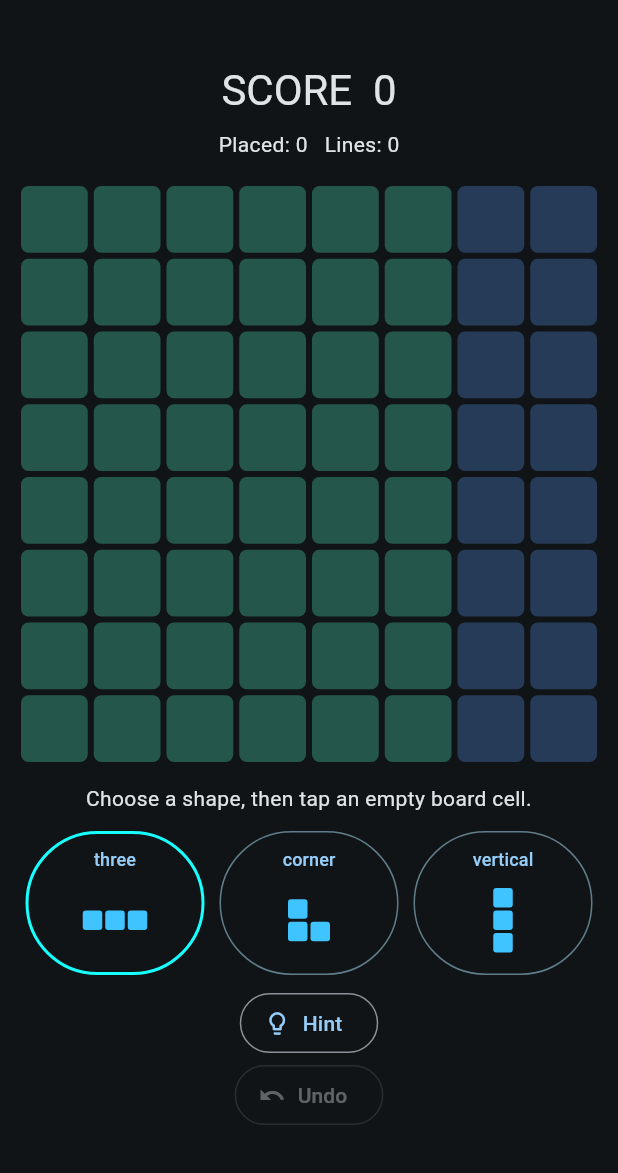
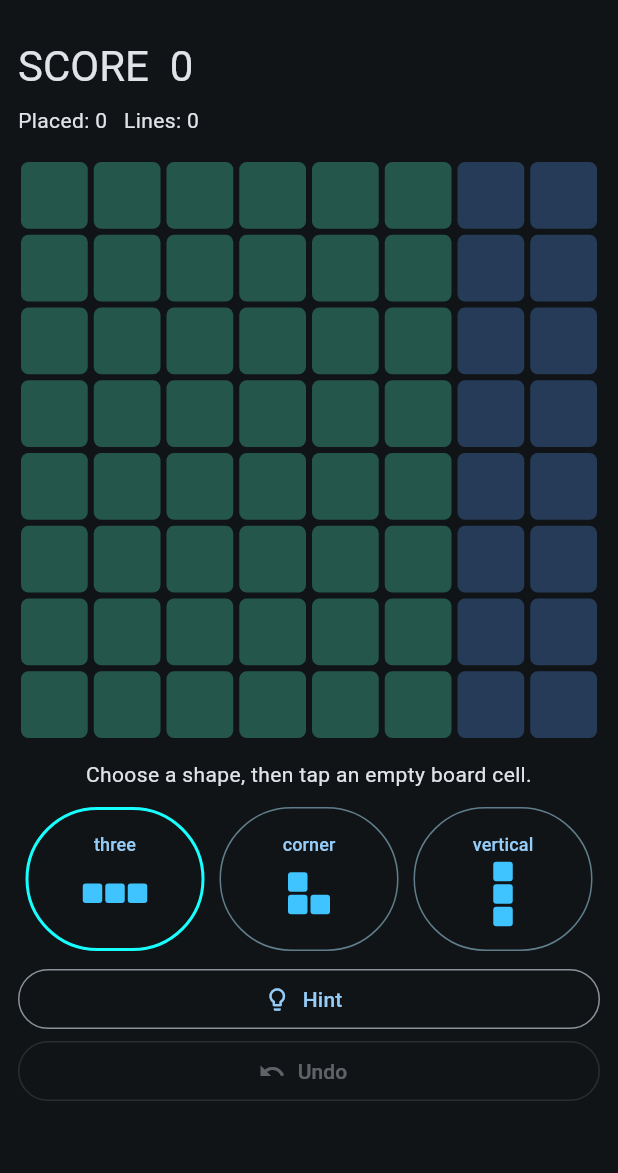
Before and after one commit to taktemurr-ops/game-001-block-puzzle-master, a Flutter app: the screen it shows after launch, on a phone screen of 412 x 824 dp, the part 63-1236 px from its top. Run offline on Flutter 3.47's test engine with Material 3 defaults, Android fonts, the phone set to English and light mode, and no system bars.

Commit message:
fix(ui): prevent piece preview overflow and scroll controls on compact screens

```diff
--- a/lib/main.dart
+++ b/lib/main.dart
@@ -105,9 +105,9 @@ class _BlockPuzzleScreenState extends State<BlockPuzzleScreen> {
                       mainAxisSize: MainAxisSize.min,
                       children: [
                         Text(piece.id, style: const TextStyle(fontSize: 12)),
-                        const SizedBox(height: 6),
+                        const SizedBox(height: 2),
                         SizedBox(
-                          height: 52,
+                          height: 44,
                           child: Builder(builder: (context) {
                             final height = piece.cells.map((c) => c.row).reduce((a, b) => a > b ? a : b) + 1;
                             final width = piece.cells.map((c) => c.column).reduce((a, b) => a > b ? a : b) + 1;
@@ -159,8 +159,7 @@ class _BlockPuzzleScreenState extends State<BlockPuzzleScreen> {
             constraints: const BoxConstraints(maxWidth: 580),
             child: Padding(
               padding: const EdgeInsets.all(12),
-              child: Column(
-                mainAxisAlignment: MainAxisAlignment.center,
+              child: ListView(
                 children: [
                   Text('SCORE  ${game.score}',
                       key: const ValueKey('score'),
```
